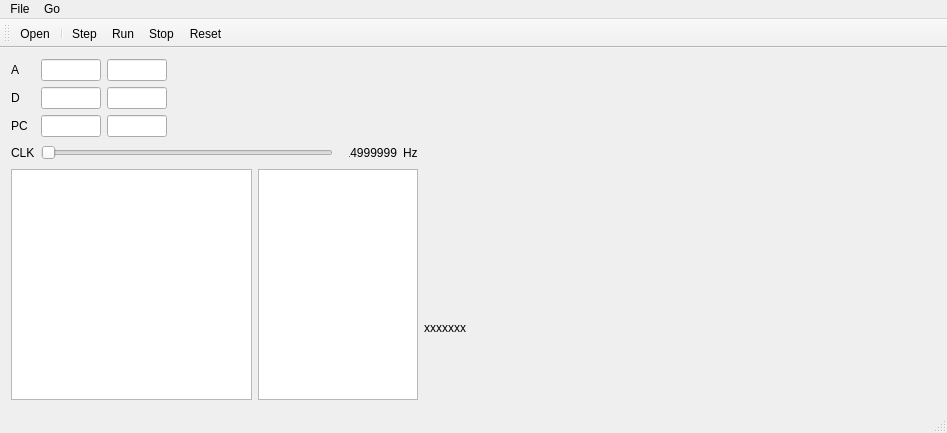
Before: the Qt Designer form n2temu/mainwindow.ui in Pac72/n2t, drawn with Qt 5.
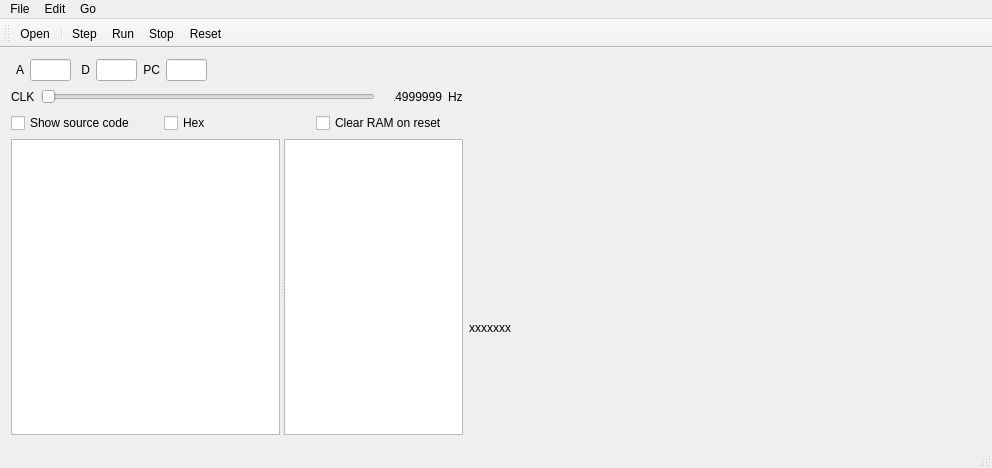
After: the same form once the commit is applied. Icons and pictures are not drawn. Custom widgets are drawn as their Qt base class.

```diff
--- a/n2temu/mainwindow.ui
+++ b/n2temu/mainwindow.ui
@@ -6,111 +6,90 @@
    <rect>
     <x>0</x>
     <y>0</y>
-    <width>947</width>
-    <height>433</height>
+    <width>992</width>
+    <height>468</height>
    </rect>
   </property>
   <property name="windowTitle">
    <string>n2temu - From NAND to Tetris CPU Emulator</string>
   </property>
   <widget class="QWidget" name="centralWidget">
-   <layout class="QVBoxLayout" name="verticalLayout_2">
-    <item>
+   <property name="sizePolicy">
+    <sizepolicy hsizetype="Expanding" vsizetype="Expanding">
+     <horstretch>0</horstretch>
+     <verstretch>0</verstretch>
+    </sizepolicy>
+   </property>
+   <layout class="QGridLayout" name="gridLayout">
+    <item row="0" column="0">
      <layout class="QHBoxLayout" name="horizontalLayout">
       <item>
        <layout class="QVBoxLayout" name="verticalLayout">
         <item>
-         <layout class="QFormLayout" name="formLayout">
+         <layout class="QHBoxLayout" name="horizontalLayout_registers">
           <property name="sizeConstraint">
-           <enum>QLayout::SetDefaultConstraint</enum>
+           <enum>QLayout::SetFixedSize</enum>
           </property>
-          <item row="2" column="0">
-           <widget class="QLabel" name="label_2">
-            <property name="text">
-             <string>D</string>
-            </property>
-           </widget>
-          </item>
-          <item row="3" column="0">
-           <widget class="QLabel" name="label_3">
-            <property name="text">
-             <string>PC</string>
-            </property>
-           </widget>
-          </item>
-          <item row="1" column="1">
-           <layout class="QHBoxLayout" name="horizontalLayout_3">
-            <property name="sizeConstraint">
-             <enum>QLayout::SetDefaultConstraint</enum>
-            </property>
             <item>
-             <widget class="QLineEdit" name="lineEdit_reg_a">
-              <property name="sizePolicy">
-               <sizepolicy hsizetype="Fixed" vsizetype="Fixed">
-                <horstretch>0</horstretch>
-                <verstretch>0</verstretch>
-               </sizepolicy>
-              </property>
-              <property name="maximumSize">
+           <widget class="QLabel" name="label_A">
+            <property name="minimumSize">
                <size>
-                <width>60</width>
-                <height>16777215</height>
-               </size>
-              </property>
-              <property name="baseSize">
-               <size>
-                <width>0</width>
+              <width>13</width>
                 <height>0</height>
                </size>
               </property>
-             </widget>
-            </item>
-            <item>
-             <widget class="QLineEdit" name="lineEdit_reg_a_hex">
-              <property name="sizePolicy">
-               <sizepolicy hsizetype="Fixed" vsizetype="Fixed">
-                <horstretch>0</horstretch>
-                <verstretch>0</verstretch>
-               </sizepolicy>
-              </property>
-              <property name="maximumSize">
-               <size>
-                <width>60</width>
-                <height>16777215</height>
-               </size>
-              </property>
-              <property name="baseSize">
-               <size>
-                <width>0</width>
-                <height>0</height>
-               </size>
-              </property>
-             </widget>
-            </item>
-            <item>
-             <spacer name="horizontalSpacer">
-              <property name="orientation">
-               <enum>Qt::Horizontal</enum>
-              </property>
-              <property name="sizeHint" stdset="0">
-               <size>
-                <width>40</width>
-                <height>20</height>
-               </size>
-              </property>
-             </spacer>
-            </item>
-           </layout>
-          </item>
-          <item row="1" column="0">
-           <widget class="QLabel" name="label">
             <property name="text">
              <string>A</string>
             </property>
+            <property name="alignment">
+             <set>Qt::AlignRight|Qt::AlignTrailing|Qt::AlignVCenter</set>
+            </property>
            </widget>
           </item>
-          <item row="2" column="1">
-           <layout class="QHBoxLayout" name="horizontalLayout_4">
+          <item>
+           <widget class="QLineEdit" name="lineEdit_reg_a">
+            <property name="sizePolicy">
+             <sizepolicy hsizetype="Fixed" vsizetype="Fixed">
+              <horstretch>0</horstretch>
+              <verstretch>0</verstretch>
+             </sizepolicy>
+            </property>
+            <property name="minimumSize">
+             <size>
+              <width>30</width>
+              <height>0</height>
+             </size>
+            </property>
+            <property name="maximumSize">
+             <size>
+              <width>41</width>
+              <height>16777215</height>
+             </size>
+            </property>
+            <property name="baseSize">
+             <size>
+              <width>0</width>
+              <height>0</height>
+             </size>
+            </property>
+           </widget>
+          </item>
+          <item>
+           <widget class="QLabel" name="label_D">
+            <property name="minimumSize">
+             <size>
+              <width>13</width>
+              <height>0</height>
+             </size>
+            </property>
+            <property name="text">
+             <string>D</string>
+            </property>
+            <property name="alignment">
+             <set>Qt::AlignRight|Qt::AlignTrailing|Qt::AlignVCenter</set>
+            </property>
+           </widget>
+          </item>
             <item>
              <widget class="QLineEdit" name="lineEdit_reg_d">
               <property name="sizePolicy">
@@ -119,47 +98,36 @@
                 <verstretch>0</verstretch>
                </sizepolicy>
               </property>
-              <property name="maximumSize">
+            <property name="minimumSize">
                <size>
-                <width>60</width>
-                <height>16777215</height>
-               </size>
-              </property>
-             </widget>
-            </item>
-            <item>
-             <widget class="QLineEdit" name="lineEdit_reg_d_hex">
-              <property name="sizePolicy">
-               <sizepolicy hsizetype="Fixed" vsizetype="Fixed">
-                <horstretch>0</horstretch>
-                <verstretch>0</verstretch>
-               </sizepolicy>
-              </property>
+              <width>30</width>
+              <height>0</height>
+             </size>
+            </property>
               <property name="maximumSize">
                <size>
-                <width>60</width>
+              <width>41</width>
                 <height>16777215</height>
                </size>
               </property>
              </widget>
             </item>
             <item>
-             <spacer name="horizontalSpacer_2">
-              <property name="orientation">
-               <enum>Qt::Horizontal</enum>
-              </property>
-              <property name="sizeHint" stdset="0">
+           <widget class="QLabel" name="label_PC">
+            <property name="minimumSize">
                <size>
-                <width>40</width>
-                <height>20</height>
-               </size>
-              </property>
-             </spacer>
-            </item>
-           </layout>
-          </item>
-          <item row="3" column="1">
-           <layout class="QHBoxLayout" name="horizontalLayout_5">
+              <width>13</width>
+              <height>0</height>
+             </size>
+            </property>
+            <property name="text">
+             <string>PC</string>
+            </property>
+            <property name="alignment">
+             <set>Qt::AlignRight|Qt::AlignTrailing|Qt::AlignVCenter</set>
+            </property>
+           </widget>
+          </item>
             <item>
              <widget class="QLineEdit" name="lineEdit_reg_pc">
               <property name="sizePolicy">
@@ -168,32 +136,22 @@
                 <verstretch>0</verstretch>
                </sizepolicy>
               </property>
-              <property name="maximumSize">
+            <property name="minimumSize">
                <size>
-                <width>60</width>
-                <height>16777215</height>
-               </size>
-              </property>
-             </widget>
-            </item>
-            <item>
-             <widget class="QLineEdit" name="lineEdit_reg_pc_hex">
-              <property name="sizePolicy">
-               <sizepolicy hsizetype="Fixed" vsizetype="Fixed">
-                <horstretch>0</horstretch>
-                <verstretch>0</verstretch>
-               </sizepolicy>
-              </property>
+              <width>30</width>
+              <height>0</height>
+             </size>
+            </property>
               <property name="maximumSize">
                <size>
-                <width>60</width>
+              <width>41</width>
                 <height>16777215</height>
                </size>
               </property>
              </widget>
             </item>
             <item>
-             <spacer name="horizontalSpacer_3">
+           <spacer name="horizontalSpacer">
               <property name="orientation">
                <enum>Qt::Horizontal</enum>
               </property>
@@ -207,8 +165,15 @@
             </item>
            </layout>
           </item>
-          <item row="4" column="1">
-           <layout class="QHBoxLayout" name="horizontalLayout_6">
+        <item>
+         <layout class="QHBoxLayout" name="horizontalLayout_clock">
+          <item>
+           <widget class="QLabel" name="label_CLK_CLK">
+            <property name="text">
+             <string>CLK</string>
+            </property>
+           </widget>
+          </item>
             <item>
              <widget class="QSlider" name="horizontalSliderSpeed">
               <property name="minimum">
@@ -232,19 +197,14 @@
               </property>
               <property name="sizeHint" stdset="0">
                <size>
-                <width>10</width>
+              <width>13</width>
                 <height>20</height>
                </size>
               </property>
              </spacer>
             </item>
             <item>
-             <layout class="QHBoxLayout" name="horizontalLayout_7">
-              <property name="sizeConstraint">
-               <enum>QLayout::SetFixedSize</enum>
-              </property>
-              <item>
-               <widget class="QLabel" name="label_CLK">
+           <widget class="QLabel" name="label_CLK_value">
                 <property name="sizePolicy">
                  <sizepolicy hsizetype="Fixed" vsizetype="Preferred">
                   <horstretch>0</horstretch>
@@ -280,8 +240,6 @@
                 </property>
                </widget>
               </item>
-             </layout>
-            </item>
             <item>
              <widget class="QLabel" name="label_5">
               <property name="sizePolicy">
@@ -303,21 +261,44 @@
             </item>
            </layout>
           </item>
-          <item row="4" column="0">
-           <widget class="QLabel" name="label_4">
-            <property name="text">
-             <string>CLK</string>
-            </property>
-           </widget>
-          </item>
-         </layout>
-        </item>
+        <item>
+         <layout class="QVBoxLayout" name="verticalLayout_mem">
         <item>
          <layout class="QHBoxLayout" name="horizontalLayout_2">
-          <property name="sizeConstraint">
-           <enum>QLayout::SetDefaultConstraint</enum>
-          </property>
+            <item>
+             <widget class="QCheckBox" name="checkBox_show_source_code">
+              <property name="text">
+               <string>Show source code</string>
+              </property>
+             </widget>
+            </item>
           <item>
+             <widget class="QCheckBox" name="checkBox_hex_mode">
+              <property name="text">
+               <string>Hex</string>
+              </property>
+             </widget>
+            </item>
+            <item>
+             <widget class="QCheckBox" name="checkBox_clear_RAM_on_reset">
+              <property name="text">
+               <string>Clear RAM on reset</string>
+              </property>
+             </widget>
+            </item>
+           </layout>
+          </item>
+          <item>
+           <widget class="QSplitter" name="splitter">
+            <property name="sizePolicy">
+             <sizepolicy hsizetype="Expanding" vsizetype="Expanding">
+              <horstretch>0</horstretch>
+              <verstretch>0</verstretch>
+             </sizepolicy>
+            </property>
+            <property name="orientation">
+             <enum>Qt::Horizontal</enum>
+            </property>
            <widget class="QTableView" name="tableViewCode">
             <property name="sizePolicy">
              <sizepolicy hsizetype="Expanding" vsizetype="Expanding">
@@ -325,9 +306,10 @@
               <verstretch>0</verstretch>
              </sizepolicy>
             </property>
-           </widget>
-          </item>
-          <item>
+             <property name="showGrid">
+              <bool>false</bool>
+             </property>
+            </widget>
            <widget class="QTableView" name="tableViewMem">
             <property name="sizePolicy">
              <sizepolicy hsizetype="Expanding" vsizetype="Expanding">
@@ -336,6 +318,7 @@
              </sizepolicy>
             </property>
            </widget>
+           </widget>
           </item>
          </layout>
         </item>
@@ -405,7 +388,7 @@
     <rect>
      <x>0</x>
      <y>0</y>
-     <width>947</width>
+     <width>992</width>
      <height>21</height>
     </rect>
    </property>
@@ -426,7 +409,22 @@
     <addaction name="actionStop"/>
     <addaction name="actionReset"/>
    </widget>
+   <widget class="QMenu" name="menuEdit">
+    <property name="title">
+     <string>Edit</string>
+    </property>
+    <addaction name="actionCut"/>
+    <addaction name="action_Copy"/>
+    <addaction name="action_Paste"/>
+    <addaction name="separator"/>
+    <addaction name="actionSelect_All"/>
+    <addaction name="separator"/>
+    <addaction name="actionShowSrc"/>
+    <addaction name="actionHexMode"/>
+    <addaction name="actionResetClearsRAM"/>
+   </widget>
    <addaction name="menuFile"/>
+   <addaction name="menuEdit"/>
    <addaction name="menuRun"/>
   </widget>
   <widget class="QToolBar" name="mainToolBar">
```
Left out of the diff: 62 changed lines with no effect on the pictures. Lines whose indentation alone changed are shown as unchanged.
